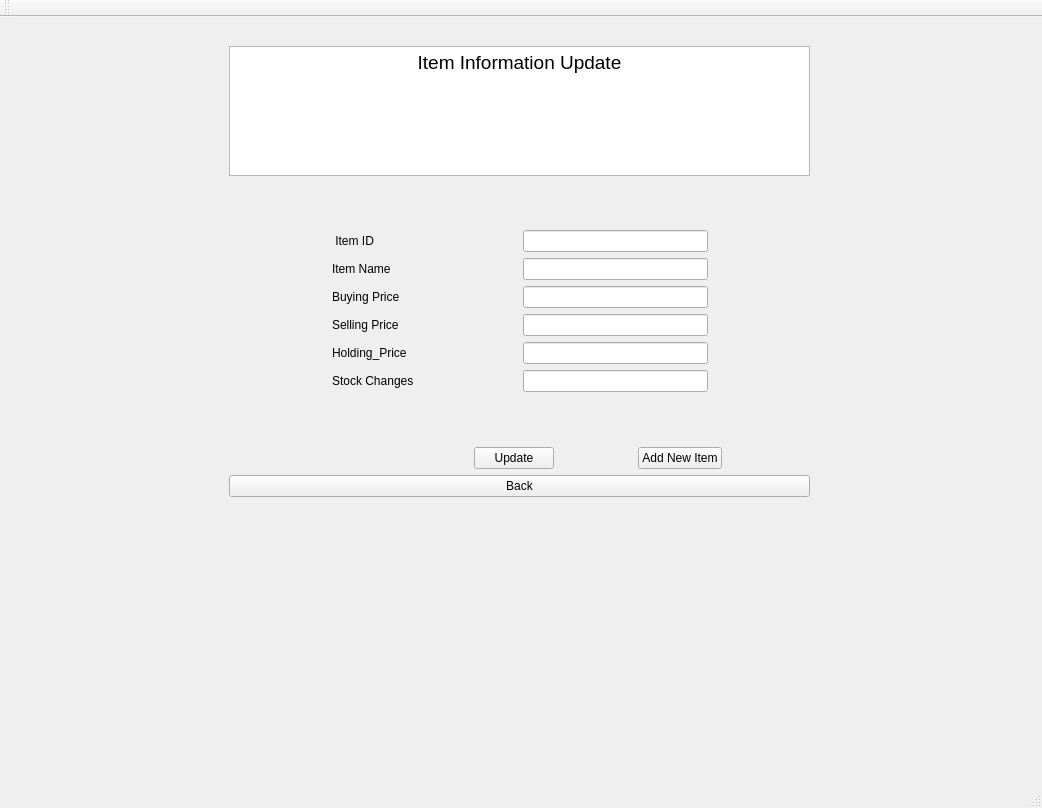
Above: UI/forms/mainwindow.ui from Kshitij1K/ShopInventoryManager before the change. Below: the same form after it.
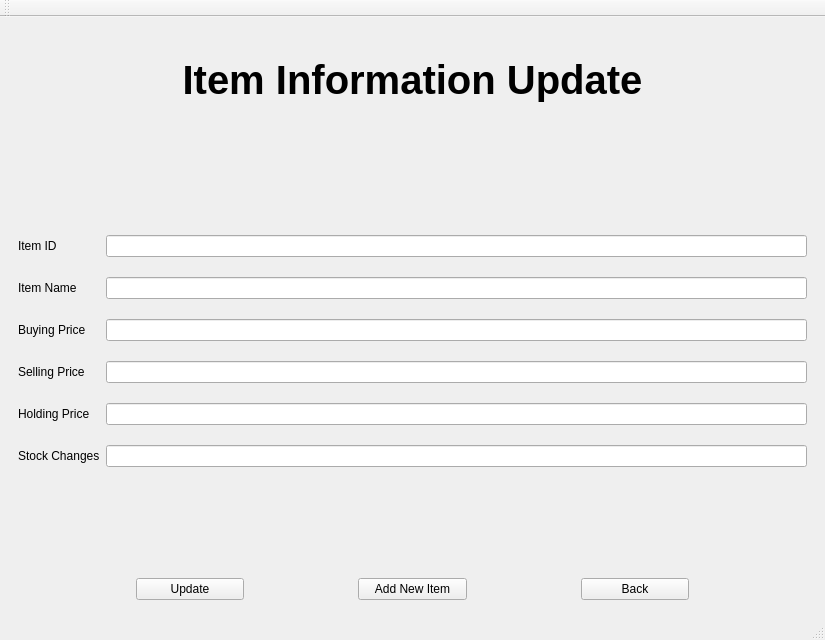
That is the form after the change. The open tabs and pages were chosen to show the change.

The edit to the form file:
```diff
--- a/UI/forms/mainwindow.ui
+++ b/UI/forms/mainwindow.ui
@@ -6,8 +6,8 @@
    <rect>
     <x>0</x>
     <y>0</y>
-    <width>1042</width>
-    <height>808</height>
+    <width>825</width>
+    <height>640</height>
    </rect>
   </property>
   <property name="windowTitle">
@@ -17,7 +17,7 @@
    <layout class="QGridLayout" name="gridLayout">
     <item row="0" column="0">
      <layout class="QGridLayout" name="gridLayout_2">
-      <item row="0" column="0">
+      <item row="0" column="1">
        <widget class="QStackedWidget" name="stackedWidget">
         <property name="currentIndex">
          <number>0</number>
@@ -535,21 +535,7 @@
          </widget>
         </widget>
         <widget class="QWidget" name="page_2">
-         <layout class="QGridLayout" name="gridLayout_6">
-          <property name="horizontalSpacing">
-           <number>8</number>
-          </property>
-          <property name="verticalSpacing">
-           <number>9</number>
-          </property>
-          <item row="2" column="0">
-           <layout class="QVBoxLayout" name="Stock_Information_Page" stretch="1,1,0,0,0">
-            <property name="topMargin">
-             <number>10</number>
-            </property>
-            <property name="bottomMargin">
-             <number>10</number>
-            </property>
+         <layout class="QVBoxLayout" name="verticalLayout_3" stretch="2,10,1,1">
             <item>
              <widget class="QTextBrowser" name="Heading_3">
               <property name="html">
@@ -655,47 +641,34 @@
              </layout>
             </item>
            </layout>
-          </item>
-         </layout>
         </widget>
         <widget class="QWidget" name="page_4">
-         <widget class="QWidget" name="verticalLayoutWidget_2">
-          <property name="geometry">
-           <rect>
-            <x>220</x>
-            <y>10</y>
-            <width>581</width>
-            <height>471</height>
-           </rect>
-          </property>
-          <layout class="QVBoxLayout" name="Item_Information_Update_Page" stretch="1,2,1,0">
-           <property name="topMargin">
-            <number>10</number>
-           </property>
-           <property name="bottomMargin">
-            <number>10</number>
-           </property>
+         <layout class="QVBoxLayout" name="verticalLayout_2" stretch="2,10,1">
            <item>
-            <widget class="QTextBrowser" name="Heading_4">
-             <property name="html">
-              <string>&lt;!DOCTYPE HTML PUBLIC &quot;-//W3C//DTD HTML 4.0//EN&quot; &quot;http://www.w3.org/TR/REC-html40/strict.dtd&quot;&gt;
-&lt;html&gt;&lt;head&gt;&lt;meta name=&quot;qrichtext&quot; content=&quot;1&quot; /&gt;&lt;meta charset=&quot;utf-8&quot; /&gt;&lt;style type=&quot;text/css&quot;&gt;
-p, li { white-space: pre-wrap; }
-hr { height: 1px; border-width: 0; }
-&lt;/style&gt;&lt;/head&gt;&lt;body style=&quot; font-family:'Segoe UI'; font-size:9pt; font-weight:400; font-style:normal;&quot;&gt;
-&lt;p align=&quot;center&quot; style=&quot; margin-top:0px; margin-bottom:0px; margin-left:0px; margin-right:0px; -qt-block-indent:0; text-indent:0px;&quot;&gt;&lt;span style=&quot; font-size:14pt;&quot;&gt;Item Information Update&lt;/span&gt;&lt;/p&gt;&lt;/body&gt;&lt;/html&gt;</string>
+           <widget class="QLabel" name="label_8">
+            <property name="font">
+             <font>
+              <pointsize>30</pointsize>
+              <bold>true</bold>
+             </font>
+            </property>
+            <property name="text">
+             <string>Item Information Update</string>
+            </property>
+            <property name="alignment">
+             <set>Qt::AlignCenter</set>
              </property>
             </widget>
            </item>
            <item>
-            <layout class="QVBoxLayout" name="Line_Edits_window_Item_Information_Update">
-             <property name="topMargin">
-              <number>10</number>
-             </property>
-             <property name="bottomMargin">
-              <number>10</number>
-             </property>
-             <item>
+           <layout class="QGridLayout" name="gridLayout_6">
+            <property name="sizeConstraint">
+             <enum>QLayout::SetDefaultConstraint</enum>
+            </property>
+            <property name="verticalSpacing">
+             <number>20</number>
+            </property>
+            <item row="0" column="1">
               <spacer name="verticalSpacer_4">
                <property name="orientation">
                 <enum>Qt::Vertical</enum>
@@ -708,362 +681,68 @@
                </property>
               </spacer>
              </item>
-             <item>
-              <layout class="QHBoxLayout" name="Item_ID_with_layout" stretch="1,1,1,2,1">
-               <property name="leftMargin">
-                <number>10</number>
-               </property>
-               <property name="rightMargin">
-                <number>10</number>
-               </property>
-               <item>
-                <spacer name="horizontalSpacer_18">
-                 <property name="orientation">
-                  <enum>Qt::Horizontal</enum>
-                 </property>
-                 <property name="sizeHint" stdset="0">
-                  <size>
-                   <width>40</width>
-                   <height>20</height>
-                  </size>
-                 </property>
-                </spacer>
-               </item>
-               <item>
-                <widget class="QLabel" name="Item_ID_label">
+            <item row="1" column="0">
+             <widget class="QLabel" name="itemIDLabel">
                  <property name="text">
-                  <string> Item ID</string>
+               <string>Item ID</string>
                  </property>
                 </widget>
                </item>
-               <item>
-                <spacer name="horizontalSpacer_17">
-                 <property name="orientation">
-                  <enum>Qt::Horizontal</enum>
-                 </property>
-                 <property name="sizeHint" stdset="0">
-                  <size>
-                   <width>40</width>
-                   <height>20</height>
-                  </size>
-                 </property>
-                </spacer>
-               </item>
-               <item>
-                <widget class="QLineEdit" name="Item_ID_Line_Edit"/>
-               </item>
-               <item>
-                <spacer name="horizontalSpacer_19">
-                 <property name="orientation">
-                  <enum>Qt::Horizontal</enum>
-                 </property>
-                 <property name="sizeHint" stdset="0">
-                  <size>
-                   <width>40</width>
-                   <height>20</height>
-                  </size>
-                 </property>
-                </spacer>
-               </item>
-              </layout>
-             </item>
-             <item>
-              <layout class="QHBoxLayout" name="Item_Name_with_layout" stretch="1,1,1,2,1">
-               <property name="leftMargin">
-                <number>10</number>
-               </property>
-               <property name="rightMargin">
-                <number>10</number>
-               </property>
-               <item>
-                <spacer name="horizontalSpacer_20">
-                 <property name="orientation">
-                  <enum>Qt::Horizontal</enum>
-                 </property>
-                 <property name="sizeHint" stdset="0">
-                  <size>
-                   <width>40</width>
-                   <height>20</height>
-                  </size>
-                 </property>
-                </spacer>
-               </item>
-               <item>
-                <widget class="QLabel" name="Item_Name_label">
+            <item row="1" column="1">
+             <widget class="QLineEdit" name="itemIDLineEdit"/>
+            </item>
+            <item row="2" column="0">
+             <widget class="QLabel" name="itemNameLabel">
                  <property name="text">
                   <string>Item Name</string>
                  </property>
                 </widget>
                </item>
-               <item>
-                <spacer name="horizontalSpacer_21">
-                 <property name="orientation">
-                  <enum>Qt::Horizontal</enum>
-                 </property>
-                 <property name="sizeHint" stdset="0">
-                  <size>
-                   <width>40</width>
-                   <height>20</height>
-                  </size>
-                 </property>
-                </spacer>
-               </item>
-               <item>
-                <widget class="QLineEdit" name="Item_Name_line_edit"/>
-               </item>
-               <item>
-                <spacer name="horizontalSpacer_22">
-                 <property name="orientation">
-                  <enum>Qt::Horizontal</enum>
-                 </property>
-                 <property name="sizeHint" stdset="0">
-                  <size>
-                   <width>40</width>
-                   <height>20</height>
-                  </size>
-                 </property>
-                </spacer>
-               </item>
-              </layout>
-             </item>
-             <item>
-              <layout class="QHBoxLayout" name="Buying_Price_with_layout" stretch="1,1,1,2,1">
-               <property name="leftMargin">
-                <number>10</number>
-               </property>
-               <property name="rightMargin">
-                <number>10</number>
-               </property>
-               <item>
-                <spacer name="horizontalSpacer_23">
-                 <property name="orientation">
-                  <enum>Qt::Horizontal</enum>
-                 </property>
-                 <property name="sizeHint" stdset="0">
-                  <size>
-                   <width>40</width>
-                   <height>20</height>
-                  </size>
-                 </property>
-                </spacer>
-               </item>
-               <item>
-                <widget class="QLabel" name="Buying_Price_label">
+            <item row="2" column="1">
+             <widget class="QLineEdit" name="itemNameLineEdit"/>
+            </item>
+            <item row="3" column="0">
+             <widget class="QLabel" name="buyingPriceLabel">
                  <property name="text">
                   <string>Buying Price</string>
                  </property>
                 </widget>
                </item>
-               <item>
-                <spacer name="horizontalSpacer_24">
-                 <property name="orientation">
-                  <enum>Qt::Horizontal</enum>
-                 </property>
-                 <property name="sizeHint" stdset="0">
-                  <size>
-                   <width>40</width>
-                   <height>20</height>
-                  </size>
-                 </property>
-                </spacer>
-               </item>
-               <item>
-                <widget class="QLineEdit" name="Buying_Price_line_edit"/>
-               </item>
-               <item>
-                <spacer name="horizontalSpacer_25">
-                 <property name="orientation">
-                  <enum>Qt::Horizontal</enum>
-                 </property>
-                 <property name="sizeHint" stdset="0">
-                  <size>
-                   <width>40</width>
-                   <height>20</height>
-                  </size>
-                 </property>
-                </spacer>
-               </item>
-              </layout>
-             </item>
-             <item>
-              <layout class="QHBoxLayout" name="Selling_Price_with_layout" stretch="1,1,1,2,1">
-               <property name="leftMargin">
-                <number>10</number>
-               </property>
-               <property name="rightMargin">
-                <number>10</number>
-               </property>
-               <item>
-                <spacer name="horizontalSpacer_26">
-                 <property name="orientation">
-                  <enum>Qt::Horizontal</enum>
-                 </property>
-                 <property name="sizeHint" stdset="0">
-                  <size>
-                   <width>40</width>
-                   <height>20</height>
-                  </size>
-                 </property>
-                </spacer>
-               </item>
-               <item>
-                <widget class="QLabel" name="Selling_Price_label">
+            <item row="3" column="1">
+             <widget class="QLineEdit" name="buyingPriceLineEdit"/>
+            </item>
+            <item row="4" column="0">
+             <widget class="QLabel" name="sellingPriceLabel">
                  <property name="text">
                   <string>Selling Price</string>
                  </property>
                 </widget>
                </item>
-               <item>
-                <spacer name="horizontalSpacer_27">
-                 <property name="orientation">
-                  <enum>Qt::Horizontal</enum>
-                 </property>
-                 <property name="sizeHint" stdset="0">
-                  <size>
-                   <width>40</width>
-                   <height>20</height>
-                  </size>
-                 </property>
-                </spacer>
-               </item>
-               <item>
-                <widget class="QLineEdit" name="Selling_Price_line_edit"/>
-               </item>
-               <item>
-                <spacer name="horizontalSpacer_28">
-                 <property name="orientation">
-                  <enum>Qt::Horizontal</enum>
-                 </property>
-                 <property name="sizeHint" stdset="0">
-                  <size>
-                   <width>40</width>
-                   <height>20</height>
-                  </size>
-                 </property>
-                </spacer>
-               </item>
-              </layout>
-             </item>
-             <item>
-              <layout class="QHBoxLayout" name="Holding_Price_with_layout" stretch="1,1,1,2,1">
-               <property name="leftMargin">
-                <number>10</number>
-               </property>
-               <property name="rightMargin">
-                <number>10</number>
-               </property>
-               <item>
-                <spacer name="horizontalSpacer_29">
-                 <property name="orientation">
-                  <enum>Qt::Horizontal</enum>
-                 </property>
-                 <property name="sizeHint" stdset="0">
-                  <size>
-                   <width>40</width>
-                   <height>20</height>
-                  </size>
-                 </property>
-                </spacer>
-               </item>
-               <item>
-                <widget class="QLabel" name="Holding_Price_label">
+            <item row="4" column="1">
+             <widget class="QLineEdit" name="sellingPriceLineEdit"/>
+            </item>
+            <item row="5" column="0">
+             <widget class="QLabel" name="holdingPriceLabel">
                  <property name="text">
-                  <string>Holding_Price</string>
+               <string>Holding Price</string>
                  </property>
                 </widget>
                </item>
-               <item>
-                <spacer name="horizontalSpacer_30">
-                 <property name="orientation">
-                  <enum>Qt::Horizontal</enum>
-                 </property>
-                 <property name="sizeHint" stdset="0">
-                  <size>
-                   <width>40</width>
-                   <height>20</height>
-                  </size>
-                 </property>
-                </spacer>
-               </item>
-               <item>
-                <widget class="QLineEdit" name="Holding_Price_line_edit"/>
-               </item>
-               <item>
-                <spacer name="horizontalSpacer_31">
-                 <property name="orientation">
-                  <enum>Qt::Horizontal</enum>
-                 </property>
-                 <property name="sizeHint" stdset="0">
-                  <size>
-                   <width>40</width>
-                   <height>20</height>
-                  </size>
-                 </property>
-                </spacer>
-               </item>
-              </layout>
-             </item>
-             <item>
-              <layout class="QHBoxLayout" name="Stock_Change_with_layout" stretch="1,1,1,2,1">
-               <property name="leftMargin">
-                <number>10</number>
-               </property>
-               <property name="rightMargin">
-                <number>10</number>
-               </property>
-               <item>
-                <spacer name="horizontalSpacer_32">
-                 <property name="orientation">
-                  <enum>Qt::Horizontal</enum>
-                 </property>
-                 <property name="sizeHint" stdset="0">
-                  <size>
-                   <width>40</width>
-                   <height>20</height>
-                  </size>
-                 </property>
-                </spacer>
-               </item>
-               <item>
-                <widget class="QLabel" name="Stock_Change_label">
+            <item row="5" column="1">
+             <widget class="QLineEdit" name="holdingPriceLineEdit"/>
+            </item>
+            <item row="6" column="0">
+             <widget class="QLabel" name="stockChangesLabel">
                  <property name="text">
                   <string>Stock Changes</string>
                  </property>
                 </widget>
                </item>
-               <item>
-                <spacer name="horizontalSpacer_33">
-                 <property name="orientation">
-                  <enum>Qt::Horizontal</enum>
-                 </property>
-                 <property name="sizeHint" stdset="0">
-                  <size>
-                   <width>40</width>
-                   <height>20</height>
-                  </size>
-                 </property>
-                </spacer>
-               </item>
-               <item>
-                <widget class="QLineEdit" name="Stock_Change_Line_Edit"/>
-               </item>
-               <item>
-                <spacer name="horizontalSpacer_34">
-                 <property name="orientation">
-                  <enum>Qt::Horizontal</enum>
-                 </property>
-                 <property name="sizeHint" stdset="0">
-                  <size>
-                   <width>40</width>
-                   <height>20</height>
-                  </size>
-                 </property>
-                </spacer>
-               </item>
-              </layout>
-             </item>
-             <item>
-              <spacer name="verticalSpacer_10">
+            <item row="6" column="1">
+             <widget class="QLineEdit" name="stockChangesLineEdit"/>
+            </item>
+            <item row="7" column="1">
+             <spacer name="verticalSpacer_7">
                <property name="orientation">
                 <enum>Qt::Vertical</enum>
                </property>
@@ -1078,7 +757,7 @@
             </layout>
            </item>
            <item>
-            <layout class="QHBoxLayout" name="Update_or_Add_Button" stretch="3,1,1,1,1">
+           <layout class="QHBoxLayout" name="Update_or_Add_Button" stretch="1,1,1,1,1,1,1">
              <property name="leftMargin">
               <number>10</number>
              </property>
@@ -1138,8 +817,6 @@
                </property>
               </spacer>
              </item>
-            </layout>
-           </item>
            <item>
             <widget class="QPushButton" name="item_info_back_button">
              <property name="text">
@@ -1147,8 +824,22 @@
              </property>
             </widget>
            </item>
-          </layout>
-         </widget>
+            <item>
+             <spacer name="horizontalSpacer_52">
+              <property name="orientation">
+               <enum>Qt::Horizontal</enum>
+              </property>
+              <property name="sizeHint" stdset="0">
+               <size>
+                <width>40</width>
+                <height>20</height>
+               </size>
+              </property>
+             </spacer>
+            </item>
+           </layout>
+          </item>
+         </layout>
         </widget>
         <widget class="QWidget" name="page_5">
          <widget class="QWidget" name="verticalLayoutWidget_3">
```
Left out of the diff: 1003 changed lines with no effect on the pictures. Lines whose indentation alone changed are shown as unchanged.
